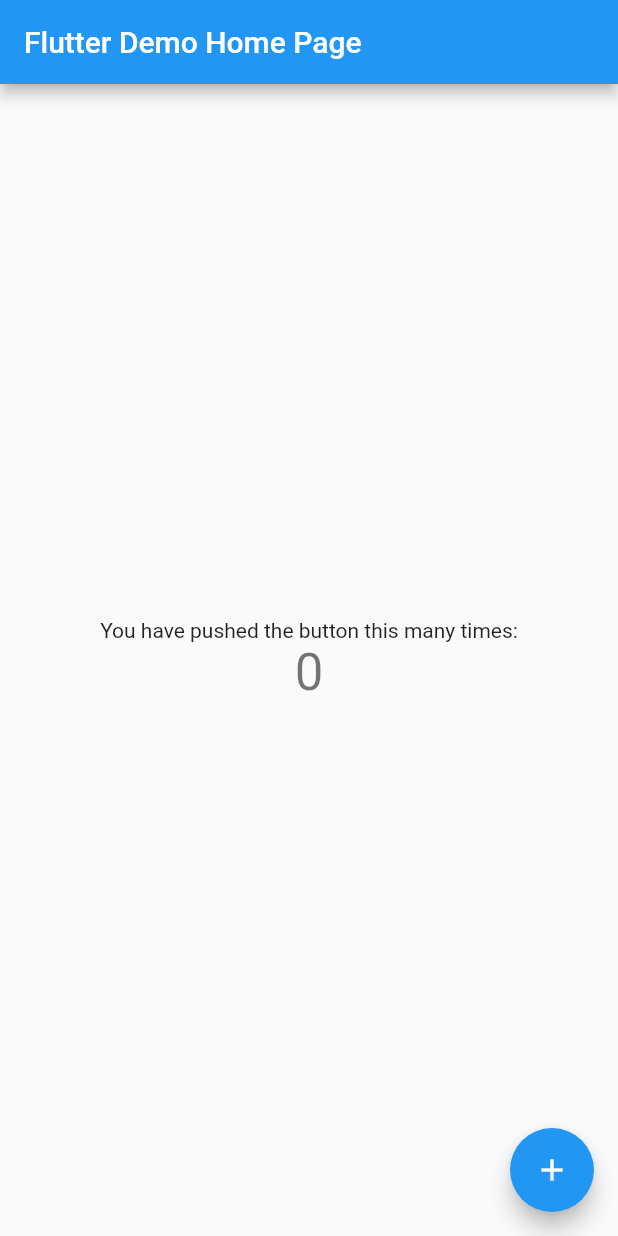
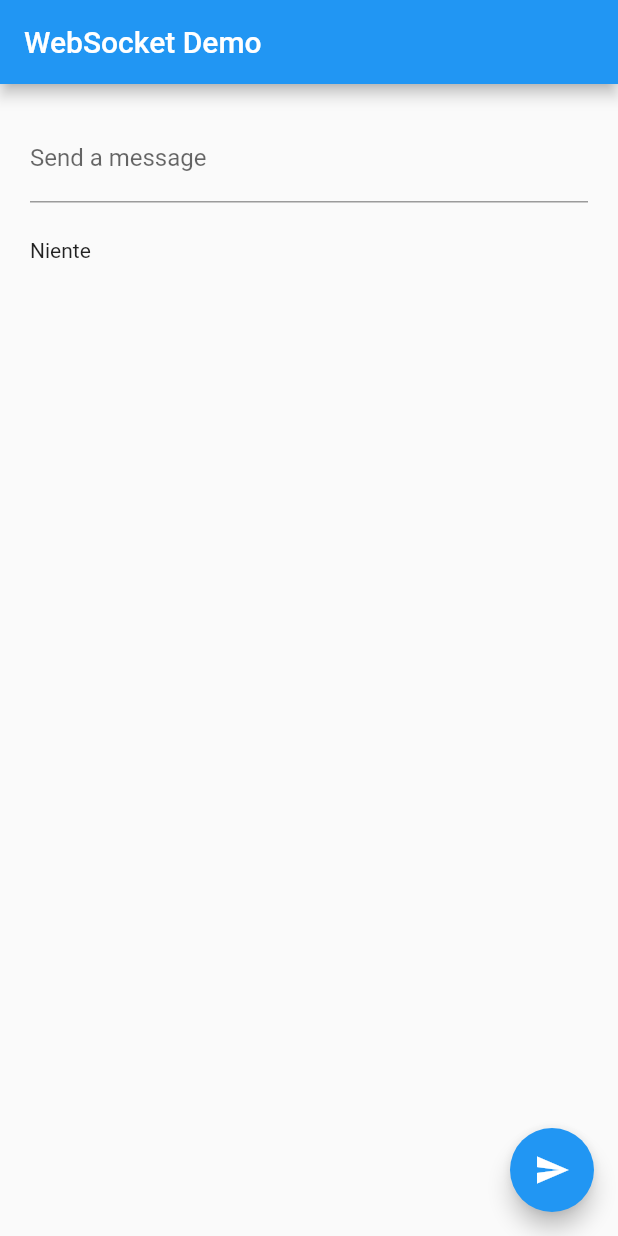
Before and after one commit to mqttassistant/mqttassistant, a Flutter app: the screen it shows after launch, on a phone screen of 412 x 824 dp. Run offline on Flutter 3.47's test engine with Material 2 defaults, Android fonts, the phone set to English and light mode, and no system bars; network calls fail.

Commit message:
Create base app to websocket connection

```diff
--- a/ui/lib/main.dart
+++ b/ui/lib/main.dart
@@ -1,115 +1,86 @@
+import 'package:web_socket_channel/web_socket_channel.dart';
 import 'package:flutter/material.dart';
 
-void main() {
-  runApp(const MyApp());
-}
+void main() => runApp(const MyApp());
 
 class MyApp extends StatelessWidget {
   const MyApp({Key? key}) : super(key: key);
 
-  // This widget is the root of your application.
   @override
   Widget build(BuildContext context) {
-    return MaterialApp(
-      title: 'Flutter Demo',
-      theme: ThemeData(
-        // This is the theme of your application.
-        //
-        // Try running your application with "flutter run". You'll see the
-        // application has a blue toolbar. Then, without quitting the app, try
-        // changing the primarySwatch below to Colors.green and then invoke
-        // "hot reload" (press "r" in the console where you ran "flutter run",
-        // or simply save your changes to "hot reload" in a Flutter IDE).
-        // Notice that the counter didn't reset back to zero; the application
-        // is not restarted.
-        primarySwatch: Colors.blue,
+    const title = 'WebSocket Demo';
+    return const MaterialApp(
+      title: title,
+      home: MyHomePage(
+        title: title,
       ),
-      home: const MyHomePage(title: 'Flutter Demo Home Page'),
     );
   }
 }
 
 class MyHomePage extends StatefulWidget {
-  const MyHomePage({Key? key, required this.title}) : super(key: key);
-
-  // This widget is the home page of your application. It is stateful, meaning
-  // that it has a State object (defined below) that contains fields that affect
-  // how it looks.
-
-  // This class is the configuration for the state. It holds the values (in this
-  // case the title) provided by the parent (in this case the App widget) and
-  // used by the build method of the State. Fields in a Widget subclass are
-  // always marked "final".
+  const MyHomePage({
+    Key? key,
+    required this.title,
+  }) : super(key: key);
 
   final String title;
 
   @override
-  State<MyHomePage> createState() => _MyHomePageState();
+  _MyHomePageState createState() => _MyHomePageState();
 }
 
 class _MyHomePageState extends State<MyHomePage> {
-  int _counter = 0;
-
-  void _incrementCounter() {
-    setState(() {
-      // This call to setState tells the Flutter framework that something has
-      // changed in this State, which causes it to rerun the build method below
-      // so that the display can reflect the updated values. If we changed
-      // _counter without calling setState(), then the build method would not be
-      // called again, and so nothing would appear to happen.
-      _counter++;
-    });
-  }
+  final TextEditingController _controller = TextEditingController();
+  final _channel = WebSocketChannel.connect(
+    Uri.parse("ws://localhost:8000/test/ws"),
+  );
 
   @override
   Widget build(BuildContext context) {
-    // This method is rerun every time setState is called, for instance as done
-    // by the _incrementCounter method above.
-    //
-    // The Flutter framework has been optimized to make rerunning build methods
-    // fast, so that you can just rebuild anything that needs updating rather
-    // than having to individually change instances of widgets.
     return Scaffold(
       appBar: AppBar(
-        // Here we take the value from the MyHomePage object that was created by
-        // the App.build method, and use it to set our appbar title.
         title: Text(widget.title),
       ),
-      body: Center(
-        // Center is a layout widget. It takes a single child and positions it
-        // in the middle of the parent.
+      body: Padding(
+        padding: const EdgeInsets.all(20.0),
         child: Column(
-          // Column is also a layout widget. It takes a list of children and
-          // arranges them vertically. By default, it sizes itself to fit its
-          // children horizontally, and tries to be as tall as its parent.
-          //
-          // Invoke "debug painting" (press "p" in the console, choose the
-          // "Toggle Debug Paint" action from the Flutter Inspector in Android
-          // Studio, or the "Toggle Debug Paint" command in Visual Studio Code)
-          // to see the wireframe for each widget.
-          //
-          // Column has various properties to control how it sizes itself and
-          // how it positions its children. Here we use mainAxisAlignment to
-          // center the children vertically; the main axis here is the vertical
-          // axis because Columns are vertical (the cross axis would be
-          // horizontal).
-          mainAxisAlignment: MainAxisAlignment.center,
-          children: <Widget>[
-            const Text(
-              'You have pushed the button this many times:',
+          crossAxisAlignment: CrossAxisAlignment.start,
+          children: [
+            Form(
+              child: TextFormField(
+                controller: _controller,
+                decoration: const InputDecoration(labelText: 'Send a message'),
+              ),
             ),
-            Text(
-              '$_counter',
-              style: Theme.of(context).textTheme.headline4,
-            ),
+            const SizedBox(height: 24),
+            StreamBuilder(
+              stream: _channel.stream,
+              builder: (context, snapshot) {
+                return Text(snapshot.hasData ? '${snapshot.data}' : 'Niente');
+              },
+            )
           ],
         ),
       ),
       floatingActionButton: FloatingActionButton(
-        onPressed: _incrementCounter,
-        tooltip: 'Increment',
-        child: const Icon(Icons.add),
+        onPressed: _sendMessage,
+        tooltip: 'Send message',
+        child: const Icon(Icons.send),
       ), // This trailing comma makes auto-formatting nicer for build methods.
     );
   }
+
+  void _sendMessage() {
+    if (_controller.text.isNotEmpty) {
+      _channel.sink.add(_controller.text);
+    }
+  }
+
+  @override
+  void dispose() {
+    _channel.sink.close();
+    _controller.dispose();
+    super.dispose();
+  }
 }
--- a/ui/pubspec.yaml
+++ b/ui/pubspec.yaml
@@ -34,6 +34,7 @@
   # The following adds the Cupertino Icons font to your application.
   # Use with the CupertinoIcons class for iOS style icons.
   cupertino_icons: ^1.0.2
+  web_socket_channel: ^2.1.0
 
 dev_dependencies:
   flutter_test:
```
Also changed, not shown: ui/pubspec.lock.
